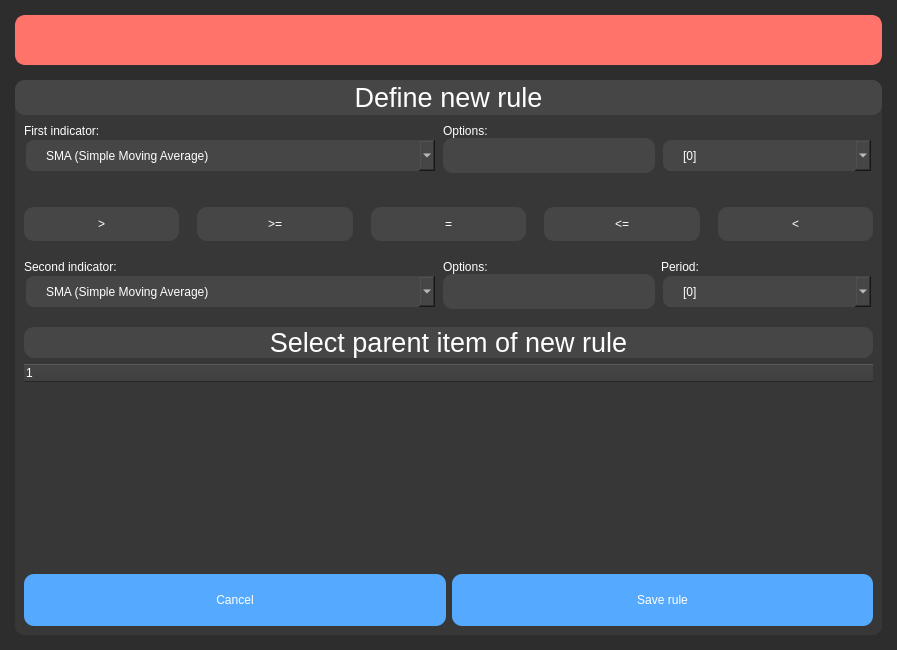
First picture: the form in ui/add_strategy_rule_page.ui, repository kornelHub/BackTesting-App, before the edit.
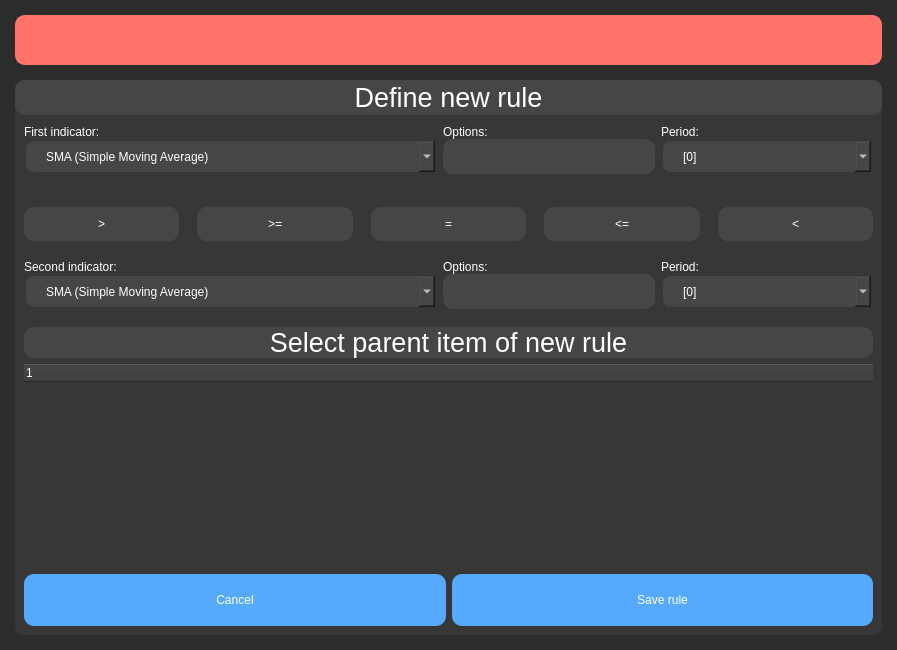
Second picture: the form after the edit.

```diff
--- a/ui/add_strategy_rule_page.ui
+++ b/ui/add_strategy_rule_page.ui
@@ -447,7 +447,7 @@
            <property name="maximumSize">
             <size>
              <width>16777215</width>
-             <height>0</height>
+             <height>16777215</height>
             </size>
            </property>
            <property name="styleSheet">
```
